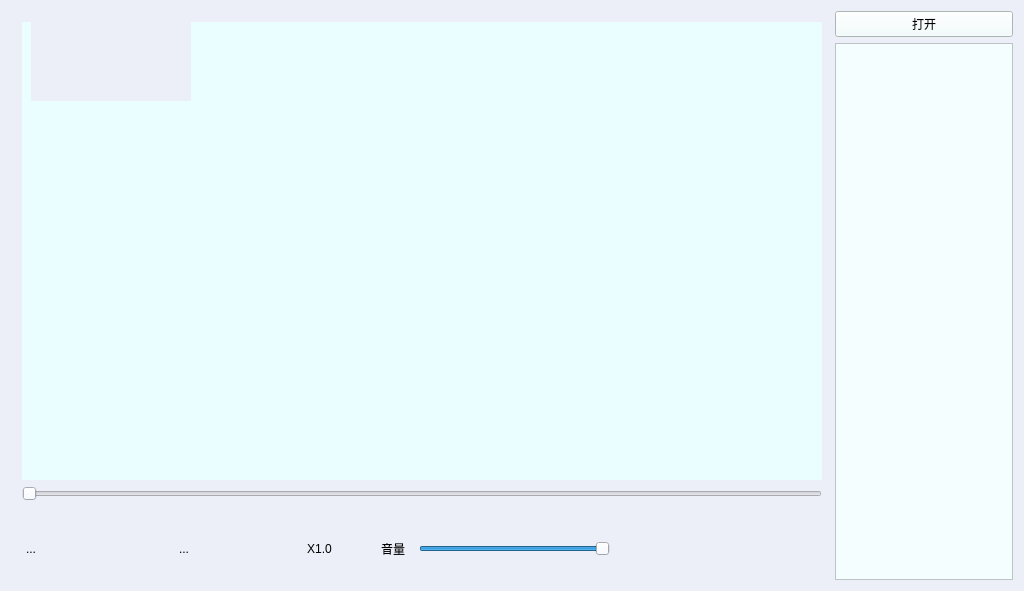
Old version of the form mediawidget.ui in the repository TG-theghost/media.
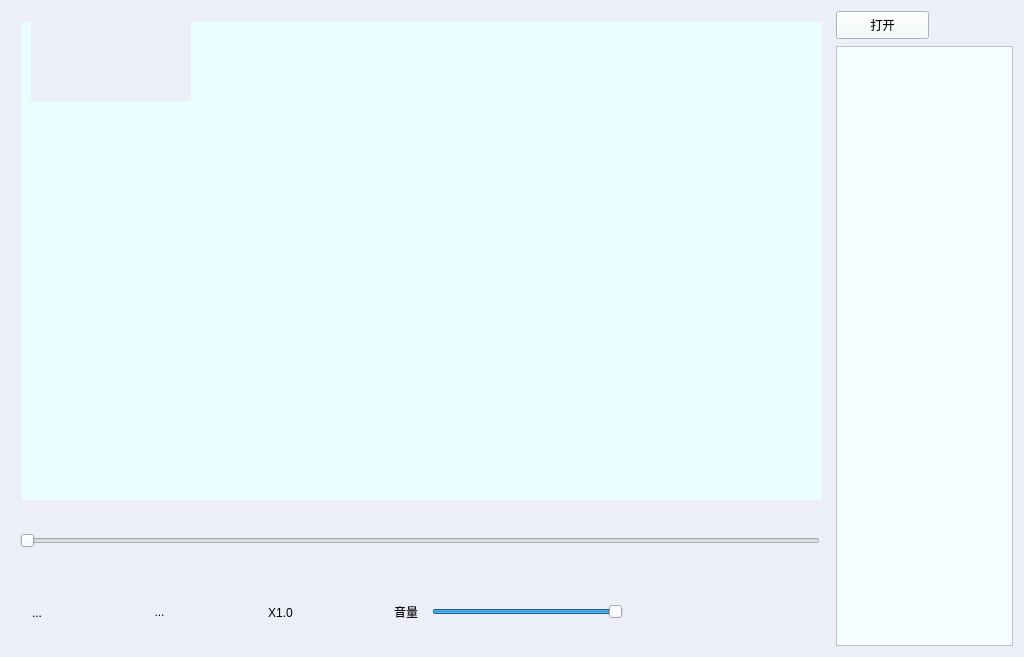
New version of the form. Icons and pictures are not drawn.

```diff
--- a/mediawidget.ui
+++ b/mediawidget.ui
@@ -7,7 +7,7 @@
     <x>0</x>
     <y>0</y>
     <width>1024</width>
-    <height>591</height>
+    <height>657</height>
    </rect>
   </property>
   <property name="windowTitle">
@@ -16,9 +16,15 @@
   <property name="styleSheet">
    <string notr="true">background-color: rgb(236, 239, 247);</string>
   </property>
-  <layout class="QGridLayout" name="gridLayout">
-   <item row="0" column="0" rowspan="2" colspan="6">
     <widget class="QWidget" name="playslidewidget" native="true">
+   <property name="geometry">
+    <rect>
+     <x>11</x>
+     <y>11</y>
+     <width>818</width>
+     <height>500</height>
+    </rect>
+   </property>
      <property name="minimumSize">
       <size>
        <width>818</width>
@@ -26,22 +32,6 @@
       </size>
      </property>
      <layout class="QGridLayout" name="gridLayout_2">
-      <item row="1" column="0">
-       <widget class="QSlider" name="playSlider">
-        <property name="minimumSize">
-         <size>
-          <width>800</width>
-          <height>0</height>
-         </size>
-        </property>
-        <property name="mouseTracking">
-         <bool>true</bool>
-        </property>
-        <property name="orientation">
-         <enum>Qt::Horizontal</enum>
-        </property>
-       </widget>
-      </item>
       <item row="0" column="0">
        <widget class="QLabel" name="label">
         <property name="minimumSize">
@@ -92,160 +82,15 @@
       </property>
      </widget>
     </widget>
-   </item>
-   <item row="0" column="6">
-    <widget class="QPushButton" name="pushButton">
-     <property name="maximumSize">
-      <size>
-       <width>10000</width>
-       <height>16777215</height>
-      </size>
-     </property>
-     <property name="styleSheet">
-      <string notr="true">font: 9pt &quot;宋体&quot;;
-background-color: rgb(239, 254, 255);</string>
-     </property>
-     <property name="text">
-      <string>打开</string>
-     </property>
-    </widget>
-   </item>
-   <item row="1" column="6" rowspan="2">
-    <widget class="QListWidget" name="listWidget">
-     <property name="maximumSize">
-      <size>
-       <width>200</width>
-       <height>16777215</height>
-      </size>
-     </property>
-     <property name="layoutDirection">
-      <enum>Qt::LeftToRight</enum>
-     </property>
-     <property name="styleSheet">
-      <string notr="true">background-color: rgb(244, 254, 255);
-</string>
-     </property>
-     <property name="autoScrollMargin">
-      <number>10</number>
-     </property>
-    </widget>
-   </item>
-   <item row="2" column="0">
-    <widget class="QToolButton" name="playmodebtn">
-     <property name="minimumSize">
-      <size>
-       <width>40</width>
-       <height>40</height>
-      </size>
-     </property>
-     <property name="text">
-      <string>...</string>
-     </property>
-     <property name="icon">
-      <iconset resource="res.qrc">
-       <normaloff>:/image/recycle.png</normaloff>:/image/recycle.png</iconset>
-     </property>
-     <property name="iconSize">
-      <size>
-       <width>45</width>
-       <height>45</height>
-      </size>
-     </property>
-     <property name="autoRaise">
-      <bool>true</bool>
-     </property>
-    </widget>
-   </item>
-   <item row="2" column="1">
-    <widget class="QToolButton" name="lastbtn">
-     <property name="minimumSize">
-      <size>
-       <width>40</width>
-       <height>40</height>
-      </size>
-     </property>
-     <property name="text">
-      <string/>
-     </property>
-     <property name="icon">
-      <iconset resource="res.qrc">
-       <normaloff>:/image/向后.png</normaloff>:/image/向后.png</iconset>
-     </property>
-     <property name="iconSize">
-      <size>
-       <width>30</width>
-       <height>30</height>
-      </size>
-     </property>
-     <property name="autoRaise">
-      <bool>true</bool>
-     </property>
-    </widget>
-   </item>
-   <item row="2" column="2">
-    <widget class="QToolButton" name="toolButton">
-     <property name="minimumSize">
-      <size>
-       <width>60</width>
-       <height>60</height>
-      </size>
-     </property>
-     <property name="text">
-      <string>...</string>
-     </property>
-     <property name="icon">
-      <iconset resource="res.qrc">
-       <normaloff>:/image/播放.png</normaloff>:/image/播放.png</iconset>
-     </property>
-     <property name="iconSize">
-      <size>
-       <width>60</width>
-       <height>60</height>
-      </size>
-     </property>
-     <property name="autoRaise">
-      <bool>true</bool>
-     </property>
-    </widget>
-   </item>
-   <item row="2" column="3">
-    <widget class="QToolButton" name="nextbtn">
-     <property name="minimumSize">
-      <size>
-       <width>40</width>
-       <height>40</height>
-      </size>
-     </property>
-     <property name="text">
-      <string/>
-     </property>
-     <property name="icon">
-      <iconset resource="res.qrc">
-       <normaloff>:/image/向前.png</normaloff>:/image/向前.png</iconset>
-     </property>
-     <property name="iconSize">
-      <size>
-       <width>30</width>
-       <height>30</height>
-      </size>
-     </property>
-     <property name="autoRaise">
-      <bool>true</bool>
-     </property>
-    </widget>
-   </item>
-   <item row="2" column="4">
-    <widget class="QToolButton" name="speedBtn">
-     <property name="text">
-      <string>X1.0</string>
-     </property>
-     <property name="autoRaise">
-      <bool>true</bool>
-     </property>
-    </widget>
-   </item>
-   <item row="2" column="5">
     <widget class="QWidget" name="vcwidget" native="true">
+   <property name="geometry">
+    <rect>
+     <x>375</x>
+     <y>579</y>
+     <width>450</width>
+     <height>67</height>
+    </rect>
+   </property>
      <property name="maximumSize">
       <size>
        <width>450</width>
@@ -319,8 +164,237 @@
       </item>
      </layout>
     </widget>
-   </item>
-  </layout>
+  <widget class="QToolButton" name="nextbtn">
+   <property name="geometry">
+    <rect>
+     <x>203</x>
+     <y>592</y>
+     <width>40</width>
+     <height>40</height>
+    </rect>
+   </property>
+   <property name="minimumSize">
+    <size>
+     <width>40</width>
+     <height>40</height>
+    </size>
+   </property>
+   <property name="text">
+    <string/>
+   </property>
+   <property name="icon">
+    <iconset resource="res.qrc">
+     <normaloff>:/image/向前.png</normaloff>:/image/向前.png</iconset>
+   </property>
+   <property name="iconSize">
+    <size>
+     <width>30</width>
+     <height>30</height>
+    </size>
+   </property>
+   <property name="autoRaise">
+    <bool>true</bool>
+   </property>
+  </widget>
+  <widget class="QToolButton" name="toolButton">
+   <property name="geometry">
+    <rect>
+     <x>126</x>
+     <y>579</y>
+     <width>67</width>
+     <height>66</height>
+    </rect>
+   </property>
+   <property name="minimumSize">
+    <size>
+     <width>60</width>
+     <height>60</height>
+    </size>
+   </property>
+   <property name="text">
+    <string>...</string>
+   </property>
+   <property name="icon">
+    <iconset resource="res.qrc">
+     <normaloff>:/image/播放.png</normaloff>:/image/播放.png</iconset>
+   </property>
+   <property name="iconSize">
+    <size>
+     <width>60</width>
+     <height>60</height>
+    </size>
+   </property>
+   <property name="autoRaise">
+    <bool>true</bool>
+   </property>
+  </widget>
+  <widget class="QPushButton" name="pushButton">
+   <property name="geometry">
+    <rect>
+     <x>836</x>
+     <y>11</y>
+     <width>93</width>
+     <height>28</height>
+    </rect>
+   </property>
+   <property name="maximumSize">
+    <size>
+     <width>10000</width>
+     <height>16777215</height>
+    </size>
+   </property>
+   <property name="styleSheet">
+    <string notr="true">font: 9pt &quot;宋体&quot;;
+background-color: rgb(239, 254, 255);</string>
+   </property>
+   <property name="text">
+    <string>打开</string>
+   </property>
+  </widget>
+  <widget class="QToolButton" name="playmodebtn">
+   <property name="geometry">
+    <rect>
+     <x>11</x>
+     <y>587</y>
+     <width>52</width>
+     <height>51</height>
+    </rect>
+   </property>
+   <property name="minimumSize">
+    <size>
+     <width>40</width>
+     <height>40</height>
+    </size>
+   </property>
+   <property name="text">
+    <string>...</string>
+   </property>
+   <property name="icon">
+    <iconset resource="res.qrc">
+     <normaloff>:/image/recycle.png</normaloff>:/image/recycle.png</iconset>
+   </property>
+   <property name="iconSize">
+    <size>
+     <width>45</width>
+     <height>45</height>
+    </size>
+   </property>
+   <property name="autoRaise">
+    <bool>true</bool>
+   </property>
+  </widget>
+  <widget class="QListWidget" name="listWidget">
+   <property name="geometry">
+    <rect>
+     <x>836</x>
+     <y>46</y>
+     <width>177</width>
+     <height>600</height>
+    </rect>
+   </property>
+   <property name="maximumSize">
+    <size>
+     <width>200</width>
+     <height>16777215</height>
+    </size>
+   </property>
+   <property name="layoutDirection">
+    <enum>Qt::LeftToRight</enum>
+   </property>
+   <property name="styleSheet">
+    <string notr="true">background-color: rgb(244, 254, 255);
+</string>
+   </property>
+   <property name="autoScrollMargin">
+    <number>10</number>
+   </property>
+  </widget>
+  <widget class="QToolButton" name="lastbtn">
+   <property name="geometry">
+    <rect>
+     <x>76</x>
+     <y>592</y>
+     <width>40</width>
+     <height>40</height>
+    </rect>
+   </property>
+   <property name="minimumSize">
+    <size>
+     <width>40</width>
+     <height>40</height>
+    </size>
+   </property>
+   <property name="text">
+    <string/>
+   </property>
+   <property name="icon">
+    <iconset resource="res.qrc">
+     <normaloff>:/image/向后.png</normaloff>:/image/向后.png</iconset>
+   </property>
+   <property name="iconSize">
+    <size>
+     <width>30</width>
+     <height>30</height>
+    </size>
+   </property>
+   <property name="autoRaise">
+    <bool>true</bool>
+   </property>
+  </widget>
+  <widget class="QToolButton" name="speedBtn">
+   <property name="geometry">
+    <rect>
+     <x>253</x>
+     <y>602</y>
+     <width>55</width>
+     <height>21</height>
+    </rect>
+   </property>
+   <property name="text">
+    <string>X1.0</string>
+   </property>
+   <property name="autoRaise">
+    <bool>true</bool>
+   </property>
+  </widget>
+  <widget class="QLabel" name="dur">
+   <property name="enabled">
+    <bool>true</bool>
+   </property>
+   <property name="geometry">
+    <rect>
+     <x>740</x>
+     <y>550</y>
+     <width>72</width>
+     <height>16</height>
+    </rect>
+   </property>
+   <property name="text">
+    <string/>
+   </property>
+  </widget>
+  <widget class="QSlider" name="playSlider">
+   <property name="geometry">
+    <rect>
+     <x>20</x>
+     <y>530</y>
+     <width>800</width>
+     <height>22</height>
+    </rect>
+   </property>
+   <property name="minimumSize">
+    <size>
+     <width>800</width>
+     <height>0</height>
+    </size>
+   </property>
+   <property name="mouseTracking">
+    <bool>true</bool>
+   </property>
+   <property name="orientation">
+    <enum>Qt::Horizontal</enum>
+   </property>
+  </widget>
  </widget>
  <layoutdefault spacing="6" margin="11"/>
  <resources>
```
Lines whose indentation alone changed are shown as unchanged.
